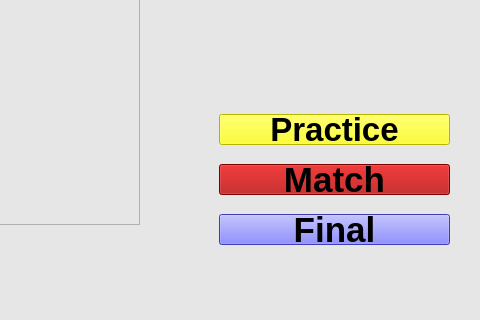
Old version of the form local_pc/gui/pistolwindow.ui in the repository xBogas/ES-SACA; both pictures show x 791 to 1271 and y 346 to 666 of the 1271 by 666 pixel window.
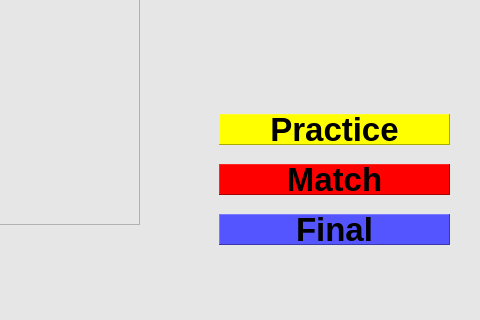
New version of the form. Icons and pictures are not drawn.

The edit to the form file:
```diff
--- a/local_pc/gui/pistolwindow.ui
+++ b/local_pc/gui/pistolwindow.ui
@@ -20,72 +20,6 @@
    <string notr="true">background-color: rgb(230, 230, 230);</string>
   </property>
   <widget class="QWidget" name="centralwidget">
-   <widget class="QPushButton" name="PracticeButton">
-    <property name="geometry">
-     <rect>
-      <x>1010</x>
-      <y>460</y>
-      <width>231</width>
-      <height>31</height>
-     </rect>
-    </property>
-    <property name="font">
-     <font>
-      <pointsize>25</pointsize>
-      <bold>true</bold>
-     </font>
-    </property>
-    <property name="styleSheet">
-     <string notr="true">background-color: rgb(255, 255, 0);</string>
-    </property>
-    <property name="text">
-     <string>Practice</string>
-    </property>
-   </widget>
-   <widget class="QPushButton" name="MatchButton">
-    <property name="geometry">
-     <rect>
-      <x>1010</x>
-      <y>510</y>
-      <width>231</width>
-      <height>31</height>
-     </rect>
-    </property>
-    <property name="font">
-     <font>
-      <pointsize>26</pointsize>
-      <bold>true</bold>
-     </font>
-    </property>
-    <property name="styleSheet">
-     <string notr="true">background-color: rgb(170, 0, 0);</string>
-    </property>
-    <property name="text">
-     <string>Match</string>
-    </property>
-   </widget>
-   <widget class="QPushButton" name="FinalButton">
-    <property name="geometry">
-     <rect>
-      <x>1010</x>
-      <y>560</y>
-      <width>231</width>
-      <height>31</height>
-     </rect>
-    </property>
-    <property name="font">
-     <font>
-      <pointsize>26</pointsize>
-      <bold>true</bold>
-     </font>
-    </property>
-    <property name="styleSheet">
-     <string notr="true">background-color: rgb(85, 85, 255);</string>
-    </property>
-    <property name="text">
-     <string>Final</string>
-    </property>
-   </widget>
    <widget class="QPushButton" name="StartButton">
     <property name="geometry">
      <rect>
@@ -505,9 +439,99 @@
      <enum>QGraphicsView::NoDrag</enum>
     </property>
    </widget>
-   <zorder>PracticeButton</zorder>
-   <zorder>MatchButton</zorder>
-   <zorder>FinalButton</zorder>
+   <widget class="QLabel" name="Practice">
+    <property name="geometry">
+     <rect>
+      <x>1010</x>
+      <y>460</y>
+      <width>231</width>
+      <height>31</height>
+     </rect>
+    </property>
+    <property name="font">
+     <font>
+      <pointsize>25</pointsize>
+      <bold>true</bold>
+     </font>
+    </property>
+    <property name="styleSheet">
+     <string notr="true">background-color: rgb(255, 255, 0);</string>
+    </property>
+    <property name="frameShape">
+     <enum>QFrame::Panel</enum>
+    </property>
+    <property name="frameShadow">
+     <enum>QFrame::Raised</enum>
+    </property>
+    <property name="text">
+     <string>Practice</string>
+    </property>
+    <property name="alignment">
+     <set>Qt::AlignCenter</set>
+    </property>
+   </widget>
+   <widget class="QLabel" name="Match">
+    <property name="geometry">
+     <rect>
+      <x>1010</x>
+      <y>510</y>
+      <width>231</width>
+      <height>31</height>
+     </rect>
+    </property>
+    <property name="font">
+     <font>
+      <pointsize>25</pointsize>
+      <bold>true</bold>
+     </font>
+    </property>
+    <property name="styleSheet">
+     <string notr="true">background-color: rgb(255, 0, 0);</string>
+    </property>
+    <property name="frameShape">
+     <enum>QFrame::Panel</enum>
+    </property>
+    <property name="frameShadow">
+     <enum>QFrame::Raised</enum>
+    </property>
+    <property name="text">
+     <string>Match</string>
+    </property>
+    <property name="alignment">
+     <set>Qt::AlignCenter</set>
+    </property>
+   </widget>
+   <widget class="QLabel" name="Final">
+    <property name="geometry">
+     <rect>
+      <x>1010</x>
+      <y>560</y>
+      <width>231</width>
+      <height>31</height>
+     </rect>
+    </property>
+    <property name="font">
+     <font>
+      <pointsize>25</pointsize>
+      <bold>true</bold>
+     </font>
+    </property>
+    <property name="styleSheet">
+     <string notr="true">background-color: rgb(85, 85, 255);</string>
+    </property>
+    <property name="frameShape">
+     <enum>QFrame::Panel</enum>
+    </property>
+    <property name="frameShadow">
+     <enum>QFrame::Raised</enum>
+    </property>
+    <property name="text">
+     <string>Final</string>
+    </property>
+    <property name="alignment">
+     <set>Qt::AlignCenter</set>
+    </property>
+   </widget>
    <zorder>StartButton</zorder>
    <zorder>horizontalLayoutWidget</zorder>
    <zorder>tableView</zorder>
```
Left out of the diff: 3 changed lines with no effect on the pictures.
